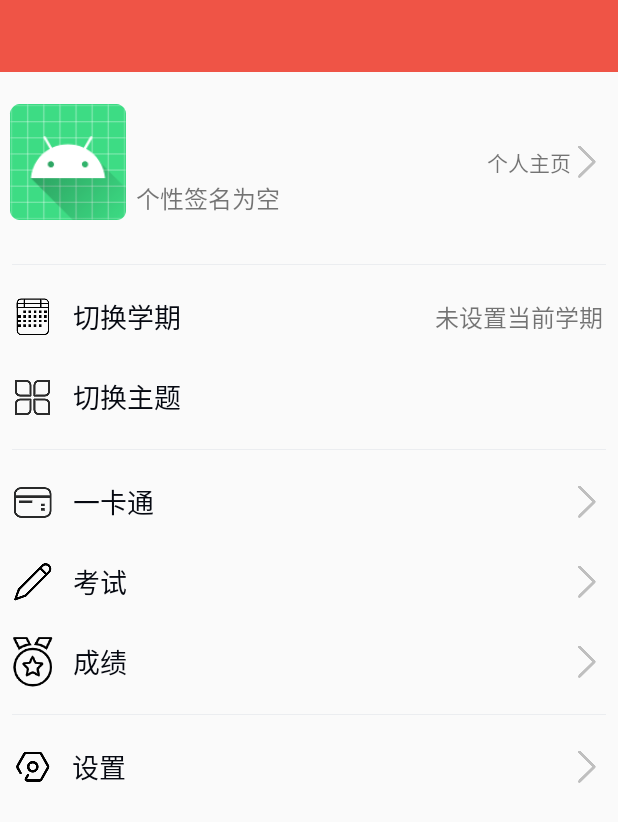
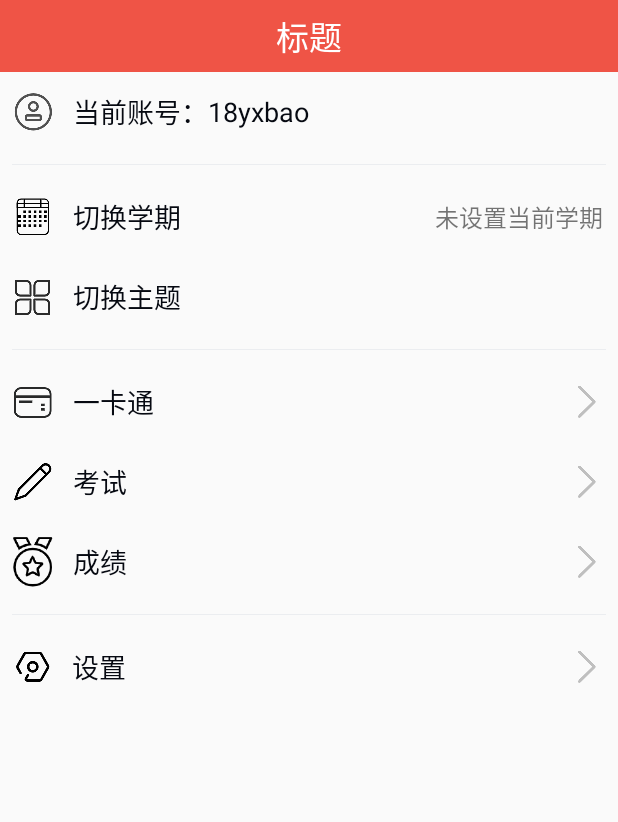
Before and after one commit to Stusyllabus-Android/SyllabusKt, an Android app: the layout fragment_personal.xml on its own in the app's theme, with its tools: preview values and no code run, on a phone screen of 412 x 824 dp. Shown: the top 822 px of the screen. Run offline under Robolectric (Android 15) with nearby library versions, the light colour scheme and no system bars.

Commit message:
调整个人主页UI

```diff
--- a/app/src/main/java/com/stu/syllabuskt/personal/PersonalDispatcher.kt
+++ b/app/src/main/java/com/stu/syllabuskt/personal/PersonalDispatcher.kt
@@ -4,6 +4,7 @@ import android.os.Bundle
 import android.view.View
 import android.widget.ImageView
 import android.widget.RelativeLayout
+import android.widget.TextView
 import com.bumptech.glide.Glide
 import com.bumptech.glide.request.RequestOptions
 import com.stu.syllabuskt.R
@@ -15,6 +16,7 @@ import kotlinx.android.synthetic.main.fragment_personal.view.*
  **/
 class PersonalDispatcher(val fragment: PersonalFragment): IDispatcher, View.OnClickListener {
 
+    lateinit var titleTV: TextView
     lateinit var changeSemesterLayout: RelativeLayout
     lateinit var changeThemeLayout: RelativeLayout
     lateinit var schoolSmartCardLayout: RelativeLayout
@@ -33,6 +35,7 @@ class PersonalDispatcher(val fragment: PersonalFragment): IDispatcher, View.OnCl
 
     private fun initView(view: View) {
         view.let {
+            it.findViewById<TextView>(R.id.titleBarTV).apply { text = fragment.getText(R.string.personal)}
             changeSemesterLayout = it.findViewById(R.id.changeSemesterLayout)
             changeThemeLayout = it.findViewById(R.id.changeThemeLayout)
             schoolSmartCardLayout = it.findViewById(R.id.smartCardLayout)
@@ -40,12 +43,12 @@ class PersonalDispatcher(val fragment: PersonalFragment): IDispatcher, View.OnCl
             gradeLayout = it.findViewById(R.id.gradeLayout)
             settingLayout = it.findViewById(R.id.settingLayout)
         }
-        view.findViewById<ImageView>(R.id.headIV).let {
-            Glide.with(fragment.context!!)
-                .load("https://ss1.bdstatic.com/70cFuXSh_Q1YnxGkpoWK1HF6hhy/it/u=3343831728,3984740061&fm=26&gp=0.jpg")
-                .apply(RequestOptions.circleCropTransform())
-                .into(it)
-        }
+//        view.findViewById<ImageView>(R.id.headIV).let {
+//            Glide.with(fragment.context!!)
+//                .load("https://ss1.bdstatic.com/70cFuXSh_Q1YnxGkpoWK1HF6hhy/it/u=3343831728,3984740061&fm=26&gp=0.jpg")
+//                .apply(RequestOptions.circleCropTransform())
+//                .into(it)
+//        }
     }
 
     private fun initEvent() {
--- a/app/src/main/res/layout/fragment_personal.xml
+++ b/app/src/main/res/layout/fragment_personal.xml
@@ -6,80 +6,123 @@
     android:layout_height="match_parent"
     xmlns:app="http://schemas.android.com/apk/res-auto">
 
-    <include layout="@layout/fragment_toolbar_layout"
+    <include layout="@layout/title_bar"
         app:layout_constraintTop_toTopOf="parent"/>
 
+<!--    <RelativeLayout-->
+<!--        android:layout_width="match_parent"-->
+<!--        android:layout_height="120dp">-->
+
+<!--        <ImageView-->
+<!--            android:id="@+id/headIV"-->
+<!--            android:src="@mipmap/ic_launcher"-->
+<!--            android:layout_width="80dp"-->
+<!--            android:layout_height="80dp"-->
+<!--            android:layout_marginLeft="5dp"-->
+<!--            android:layout_marginRight="5dp"-->
+<!--            android:padding="1dp"-->
+<!--            android:layout_centerVertical="true"-->
+<!--            android:contentDescription="@string/personal_page" />-->
+
+<!--        <LinearLayout-->
+<!--            android:id="@+id/nicknameAndId"-->
+<!--            android:layout_toRightOf="@id/headIV"-->
+<!--            android:orientation="vertical"-->
+<!--            android:layout_centerVertical="true"-->
+<!--            android:layout_width="wrap_content"-->
+<!--            android:layout_height="wrap_content"-->
+<!--            android:layout_toEndOf="@id/headIV">-->
+
+<!--            <TextView-->
+<!--                android:id="@+id/nicknameTextView"-->
+<!--                android:layout_width="wrap_content"-->
+<!--                android:layout_height="wrap_content"-->
+<!--                android:textColor="#1F2229"-->
+<!--                android:textSize="22sp" />-->
+<!--            <TextView-->
+<!--                android:id="@+id/idTextView"-->
+<!--                android:textColor="#989DA7"-->
+<!--                android:layout_width="wrap_content"-->
+<!--                android:layout_height="wrap_content"/>-->
+<!--            <TextView-->
+<!--                android:id="@+id/signatureTextView"-->
+<!--                android:text="@string/empty_sign"-->
+<!--                android:textSize="16sp"-->
+<!--                android:layout_width="wrap_content"-->
+<!--                android:layout_height="wrap_content"/>-->
+<!--        </LinearLayout>-->
+
+<!--        <RelativeLayout-->
+<!--            android:layout_centerVertical="true"-->
+<!--            android:layout_alignParentRight="true"-->
+<!--            android:layout_width="wrap_content"-->
+<!--            android:layout_height="wrap_content"-->
+<!--            android:layout_alignParentEnd="true"-->
+<!--            tools:ignore="RelativeOverlap">-->
+<!--            <LinearLayout-->
+<!--                android:id="@+id/toPersonalActivity"-->
+<!--                android:layout_width="wrap_content"-->
+<!--                android:layout_height="wrap_content"-->
+<!--                tools:ignore="UseCompoundDrawables,UselessParent">-->
+<!--                <TextView-->
+<!--                    android:text="@string/personal_page"-->
+<!--                    android:layout_width="wrap_content"-->
+<!--                    android:layout_height="wrap_content"/>-->
+
+<!--                <ImageView-->
+<!--                    android:id="@+id/iconIn"-->
+<!--                    android:src="@drawable/icon_in"-->
+<!--                    android:layout_marginRight="10dp"-->
+<!--                    android:layout_width="wrap_content"-->
+<!--                    android:layout_height="wrap_content"-->
+<!--                    android:layout_marginEnd="10dp"-->
+<!--                    android:contentDescription="@string/personal_page" />-->
+<!--            </LinearLayout>-->
+<!--        </RelativeLayout>-->
+
+<!--    </RelativeLayout>-->
+
     <RelativeLayout
+        android:id="@+id/accountLayout"
+        android:orientation="horizontal"
+        android:paddingTop="10dp"
+        android:paddingBottom="10dp"
+        android:paddingLeft="5dp"
         android:layout_width="match_parent"
-        android:layout_height="120dp">
-
+        android:layout_height="wrap_content"
+        android:paddingStart="5dp"
+        tools:ignore="RtlSymmetry">
         <ImageView
-            android:id="@+id/headIV"
-            android:src="@mipmap/ic_launcher"
-            android:layout_width="80dp"
-            android:layout_height="80dp"
-            android:layout_marginLeft="5dp"
-            android:layout_marginRight="5dp"
-            android:padding="1dp"
-            android:layout_centerVertical="true"
-            android:contentDescription="@string/personal_page" />
-
-        <LinearLayout
-            android:id="@+id/nicknameAndId"
-            android:layout_toRightOf="@id/headIV"
-            android:orientation="vertical"
+            android:id="@+id/accountIcon"
+            android:src="@drawable/icon_account"
             android:layout_centerVertical="true"
             android:layout_width="wrap_content"
             android:layout_height="wrap_content"
-            android:layout_toEndOf="@id/headIV">
+            android:contentDescription="个人账号" />
 
-            <TextView
-                android:id="@+id/nicknameTextView"
-                android:layout_width="wrap_content"
-                android:layout_height="wrap_content"
-                android:textColor="#1F2229"
-                android:textSize="22sp" />
-            <TextView
-                android:id="@+id/idTextView"
-                android:textColor="#989DA7"
-                android:layout_width="wrap_content"
-                android:layout_height="wrap_content"/>
-            <TextView
-                android:id="@+id/signatureTextView"
-                android:text="@string/empty_sign"
-                android:textSize="16sp"
-                android:layout_width="wrap_content"
-                android:layout_height="wrap_content"/>
-        </LinearLayout>
-
-        <RelativeLayout
+        <TextView
+            android:id="@+id/currentAccount"
+            android:text="当前账号："
+            android:textSize="18sp"
+            android:textColor="#060911"
+            android:layout_marginLeft="10dp"
+            android:layout_toRightOf="@+id/accountIcon"
             android:layout_centerVertical="true"
-            android:layout_alignParentRight="true"
             android:layout_width="wrap_content"
             android:layout_height="wrap_content"
-            android:layout_alignParentEnd="true"
-            tools:ignore="RelativeOverlap">
-            <LinearLayout
-                android:id="@+id/toPersonalActivity"
-                android:layout_width="wrap_content"
-                android:layout_height="wrap_content"
-                tools:ignore="UseCompoundDrawables,UselessParent">
-                <TextView
-                    android:text="@string/personal_page"
-                    android:layout_width="wrap_content"
-                    android:layout_height="wrap_content"/>
+            android:layout_toEndOf="@+id/accountIcon"
+            android:layout_marginStart="10dp" />
 
-                <ImageView
-                    android:id="@+id/iconIn"
-                    android:src="@drawable/icon_in"
-                    android:layout_marginRight="10dp"
-                    android:layout_width="wrap_content"
-                    android:layout_height="wrap_content"
-                    android:layout_marginEnd="10dp"
-                    android:contentDescription="@string/personal_page" />
-            </LinearLayout>
-        </RelativeLayout>
-
+        <TextView
+            android:id="@+id/currentAccountTV"
+            android:text="18yxbao"
+            android:textSize="18sp"
+            android:textColor="#060911"
+            android:layout_toRightOf="@+id/currentAccount"
+            android:layout_centerVertical="true"
+            android:layout_width="wrap_content"
+            android:layout_height="wrap_content"
+            android:layout_toEndOf="@+id/currentAccount"/>
     </RelativeLayout>
 
     <View
```
Also changed, not shown: app/src/main/res/drawable-xxhdpi/icon_account.png (added).
